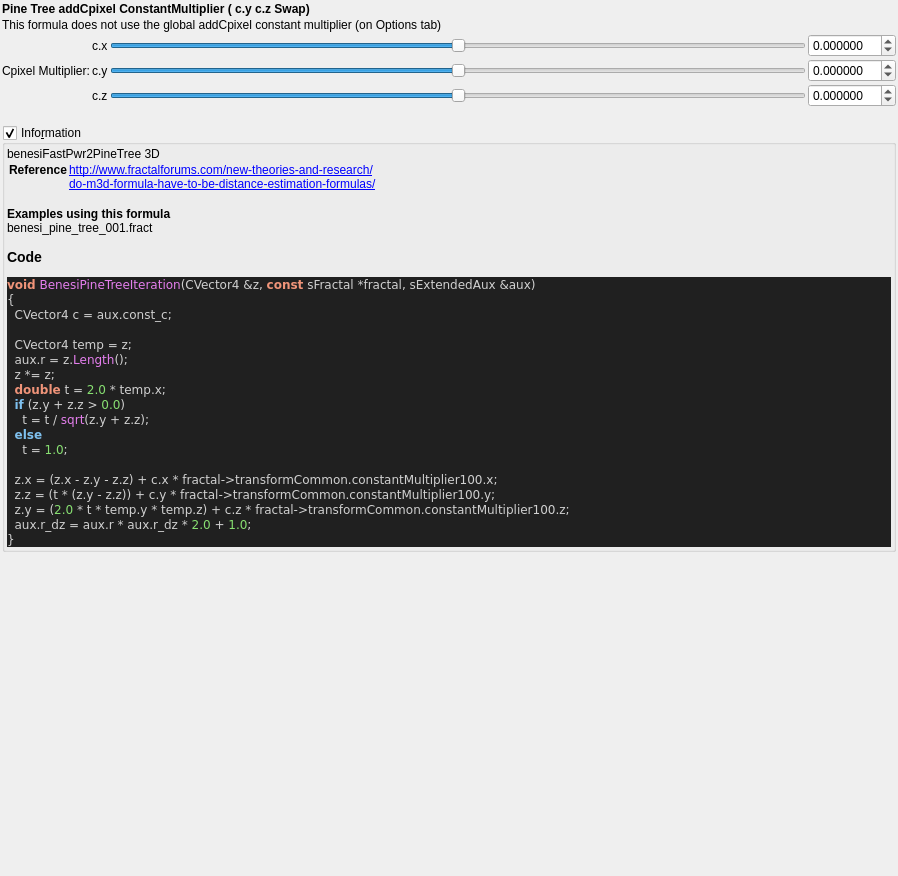
First picture: the form in mandelbulber2/formula/ui/fractal_benesi_pine_tree.ui, repository buddhi1980/mandelbulber2, before the edit.
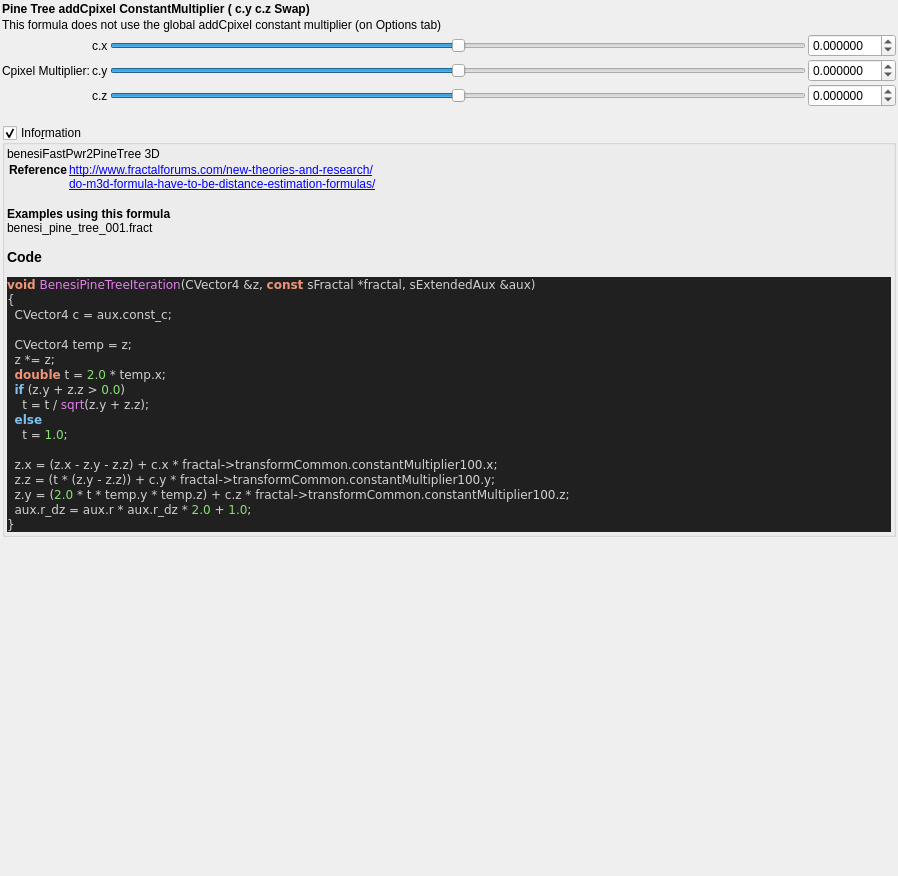
Second picture: the form after the edit. Custom widgets are drawn as their Qt base class.

Patch:
```diff
--- a/mandelbulber2/formula/ui/fractal_benesi_pine_tree.ui
+++ b/mandelbulber2/formula/ui/fractal_benesi_pine_tree.ui
@@ -283,7 +283,6 @@
   CVector4 c &lt;span style=&quot;color:#d0d0d0&quot;&gt;=&lt;/span&gt; aux&lt;span style=&quot;color:#d0d0d0&quot;&gt;.&lt;/span&gt;const_c&lt;span style=&quot;color:#d0d0d0&quot;&gt;;&lt;/span&gt;
 
   CVector4 temp &lt;span style=&quot;color:#d0d0d0&quot;&gt;=&lt;/span&gt; z&lt;span style=&quot;color:#d0d0d0&quot;&gt;;&lt;/span&gt;
-  aux&lt;span style=&quot;color:#d0d0d0&quot;&gt;.&lt;/span&gt;r &lt;span style=&quot;color:#d0d0d0&quot;&gt;=&lt;/span&gt; z&lt;span style=&quot;color:#d0d0d0&quot;&gt;.&lt;/span&gt;&lt;span style=&quot;color:#e47eed&quot;&gt;Length&lt;/span&gt;&lt;span style=&quot;color:#d0d0d0&quot;&gt;();&lt;/span&gt;
   z &lt;span style=&quot;color:#d0d0d0&quot;&gt;*=&lt;/span&gt; z&lt;span style=&quot;color:#d0d0d0&quot;&gt;;&lt;/span&gt;
   &lt;span style=&quot;color:#f09479; font-weight:bold&quot;&gt;double&lt;/span&gt; t &lt;span style=&quot;color:#d0d0d0&quot;&gt;=&lt;/span&gt; &lt;span style=&quot;color:#87df71&quot;&gt;2.0&lt;/span&gt; &lt;span style=&quot;color:#d0d0d0&quot;&gt;*&lt;/span&gt; temp&lt;span style=&quot;color:#d0d0d0&quot;&gt;.&lt;/span&gt;x&lt;span style=&quot;color:#d0d0d0&quot;&gt;;&lt;/span&gt;
   &lt;span style=&quot;color:#7ec0ee; font-weight:bold&quot;&gt;if&lt;/span&gt; &lt;span style=&quot;color:#d0d0d0&quot;&gt;(&lt;/span&gt;z&lt;span style=&quot;color:#d0d0d0&quot;&gt;.&lt;/span&gt;y &lt;span style=&quot;color:#d0d0d0&quot;&gt;+&lt;/span&gt; z&lt;span style=&quot;color:#d0d0d0&quot;&gt;.&lt;/span&gt;z &lt;span style=&quot;color:#d0d0d0&quot;&gt;&amp;gt;&lt;/span&gt; &lt;span style=&quot;color:#87df71&quot;&gt;0.0&lt;/span&gt;&lt;span style=&quot;color:#d0d0d0&quot;&gt;)&lt;/span&gt;
```
